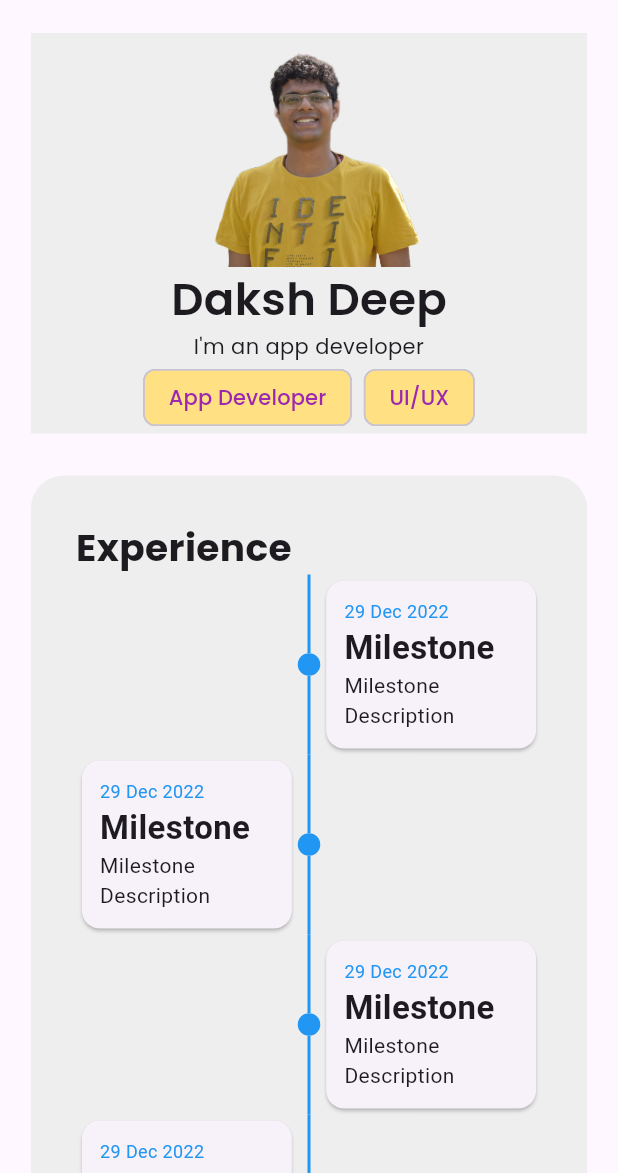
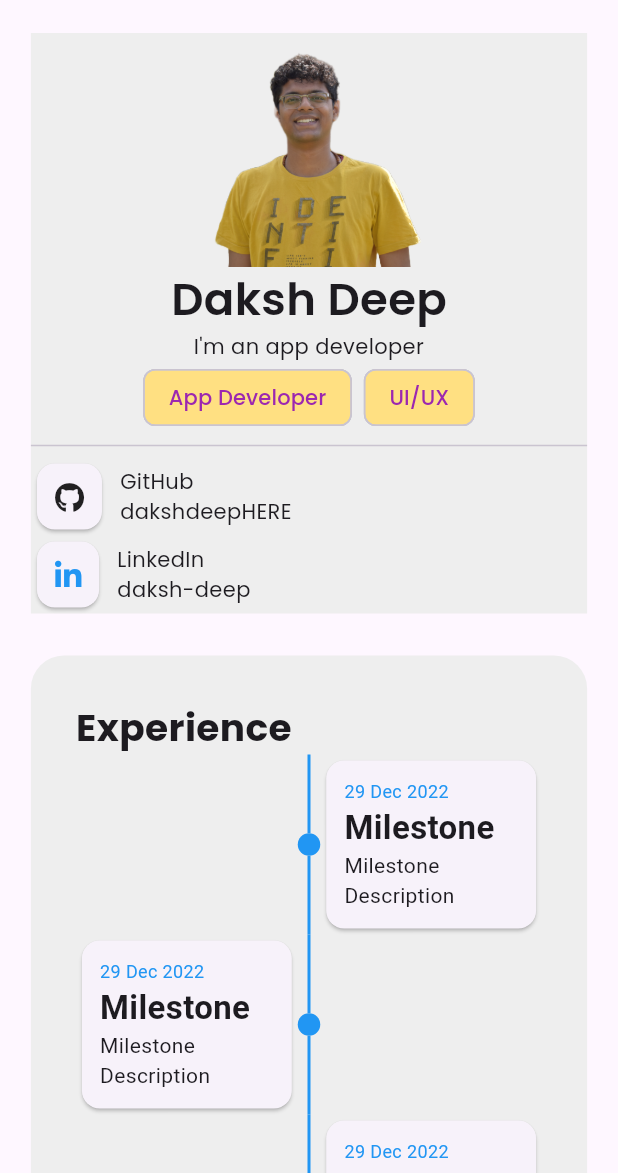
Before and after one commit to dakshdeepHERE/Portfolio_Temp, a Flutter app: the screen it shows after launch, on a phone screen of 412 x 824 dp, the part 63-1236 px from its top. Run offline on Flutter 3.47's test engine with Material 2 defaults, Android fonts, the phone set to English and light mode, and no system bars; drawn by our look-alikes of timelines; our stand-ins replace font_awesome_flutter, velocity_x; Roboto replaces fonts that are missing (addressCity); project files that could hold a hidden picture were left out.

Commit message:
about section partially corrected

```diff
--- a/lib/components/about.dart
+++ b/lib/components/about.dart
@@ -1,4 +1,5 @@
 import 'package:flutter/material.dart';
+import 'package:font_awesome_flutter/font_awesome_flutter.dart';
 import 'package:velocity_x/velocity_x.dart';
 
 class About extends StatefulWidget {
@@ -53,6 +54,50 @@ class _AboutState extends State<About> {
               ),
             ],
           ),
+          Divider(),
+          Container(
+            child: Row(
+              children: [
+                Card(
+                    child: Padding(
+                  padding: const EdgeInsets.all(12.0),
+                  child: FaIcon(
+                    FontAwesomeIcons.github,
+                    size: 20.0,
+                  ),
+                )),
+                const SizedBox(
+                  width: 8.0,
+                ),
+                Column(
+                  crossAxisAlignment: CrossAxisAlignment.start,
+                  children: [Text('GitHub'), Text('dakshdeepHERE')],
+                )
+              ],
+            ),
+          ),
+          Container(
+            child: Row(
+              children: [
+                Card(
+                    child: Padding(
+                  padding: const EdgeInsets.all(12.0),
+                  child: FaIcon(
+                    FontAwesomeIcons.linkedinIn,
+                    color: Colors.blue,
+                    size: 20.0,
+                  ),
+                )),
+                const SizedBox(
+                  width: 8.0,
+                ),
+                Column(
+                  crossAxisAlignment: CrossAxisAlignment.start,
+                  children: [Text('LinkedIn'), Text('daksh-deep')],
+                )
+              ],
+            ),
+          ),
         ],
       ),
     );
```
